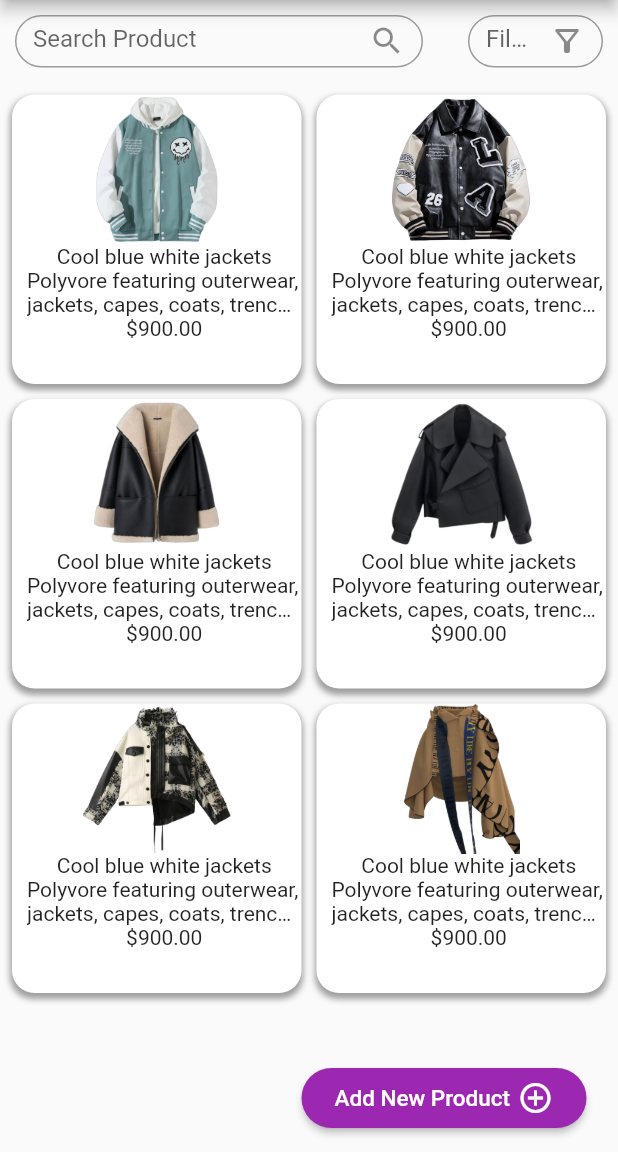
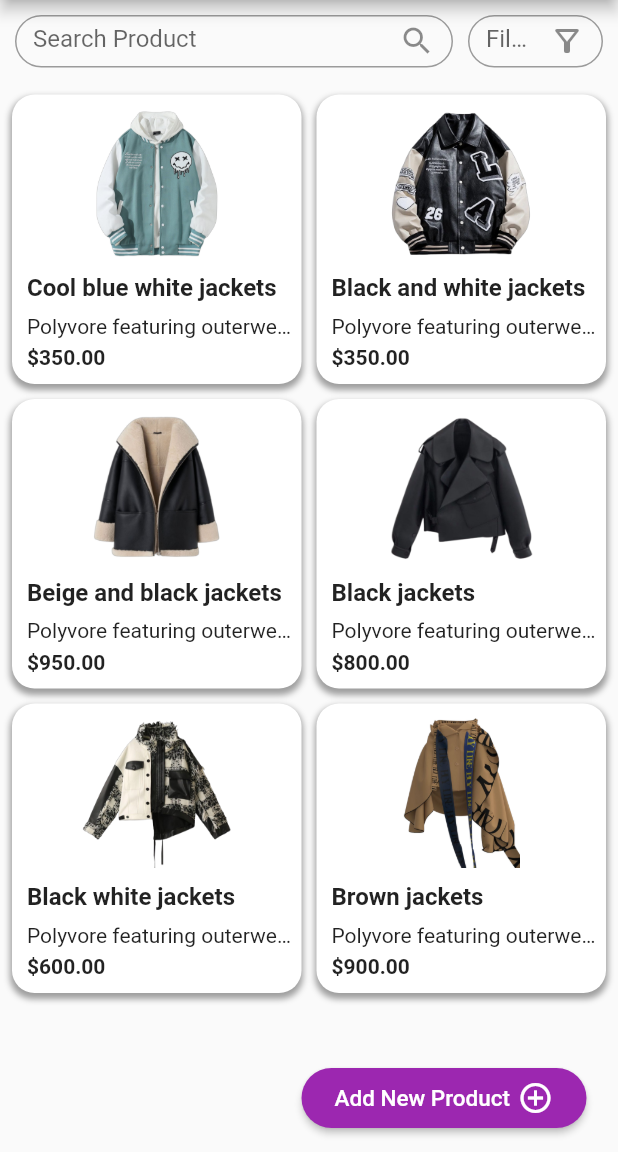
Before and after one commit to dheniraa/section7, a Flutter app: the screen it shows after launch, on a phone screen of 412 x 824 dp, the part 84-1236 px from its top. Run offline on Flutter 3.47's test engine with Material 2 defaults, Android fonts, the phone set to English and light mode, and no system bars; our stand-ins replace get, image_picker.

Commit message:
update progres

```diff
--- a/lib/app/modules/home/controllers/home_controller.dart
+++ b/lib/app/modules/home/controllers/home_controller.dart
@@ -1,4 +1,5 @@
 import 'package:get/get.dart';
+import 'package:section7/app/data/product_model.dart';
 
 class HomeController extends GetxController {
   var products = <Product>[].obs;
@@ -11,57 +12,57 @@ class HomeController extends GetxController {
       Product(
           id: 1,
           title: "Cool blue white jackets",
+          price: 350,
+          description:
+              "Polyvore featuring outerwear, jackets, capes, coats, trench cape, brown trench coat, trench coat cape, brown cape and burberry trenchcoat",
+          category: "Men's jackets",
+          image: "assets/images/1.png",
+          rating: Rating(rate: 4.0, count: 70)),
+      Product(
+          id: 2,
+          title: "Black and white jackets",
+          price: 350,
+          description:
+              "Polyvore featuring outerwear, jackets, capes, coats, trench cape, brown trench coat, trench coat cape, brown cape and burberry trenchcoat",
+          category: "Men's jackets",
+          image: "assets/images/2.png",
+          rating: Rating(rate: 4.0, count: 90)),
+      Product(
+          id: 3,
+          title: "Beige and black jackets",
+          price: 950,
+          description:
+              "Polyvore featuring outerwear, jackets, capes, coats, trench cape, brown trench coat, trench coat cape, brown cape and burberry trenchcoat",
+          category: "Women's jackets",
+          image: "assets/images/3.png",
+          rating: Rating(rate: 4.0, count: 50)),
+      Product(
+          id: 4,
+          title: "Black jackets",
+          price: 800,
+          description:
+              "Polyvore featuring outerwear, jackets, capes, coats, trench cape, brown trench coat, trench coat cape, brown cape and burberry trenchcoat",
+          category: "Women's jackets",
+          image: "assets/images/4.png",
+          rating: Rating(rate: 4.0, count: 65)),
+      Product(
+          id: 5,
+          title: "Black white jackets",
+          price: 600,
+          description:
+              "Polyvore featuring outerwear, jackets, capes, coats, trench cape, brown trench coat, trench coat cape, brown cape and burberry trenchcoat",
+          category: "Women's jackets",
+          image: "assets/images/5.png",
+          rating: Rating(rate: 4.0, count: 54)),
+      Product(
+          id: 6,
+          title: "Brown jackets",
           price: 900,
           description:
               "Polyvore featuring outerwear, jackets, capes, coats, trench cape, brown trench coat, trench coat cape, brown cape and burberry trenchcoat",
-          category: "women's",
-          image: "assets/images/1.png",
-          rating: Rating(rate: 4.0, count: 23)),
-      Product(
-          id: 2,
-          title: "Cool blue white jackets",
-          price: 900,
-          description:
-              "Polyvore featuring outerwear, jackets, capes, coats, trench cape, brown trench coat, trench coat cape, brown cape and burberry trenchcoat",
-          category: "women's",
-          image: "assets/images/2.png",
-          rating: Rating(rate: 4.0, count: 23)),
-      Product(
-          id: 3,
-          title: "Cool blue white jackets",
-          price: 900,
-          description:
-              "Polyvore featuring outerwear, jackets, capes, coats, trench cape, brown trench coat, trench coat cape, brown cape and burberry trenchcoat",
-          category: "women's",
-          image: "assets/images/3.png",
-          rating: Rating(rate: 4.0, count: 23)),
-      Product(
-          id: 4,
-          title: "Cool blue white jackets",
-          price: 900,
-          description:
-              "Polyvore featuring outerwear, jackets, capes, coats, trench cape, brown trench coat, trench coat cape, brown cape and burberry trenchcoat",
-          category: "women's",
-          image: "assets/images/4.png",
-          rating: Rating(rate: 4.0, count: 23)),
-      Product(
-          id: 5,
-          title: "Cool blue white jackets",
-          price: 900,
-          description:
-              "Polyvore featuring outerwear, jackets, capes, coats, trench cape, brown trench coat, trench coat cape, brown cape and burberry trenchcoat",
-          category: "women's",
-          image: "assets/images/5.png",
-          rating: Rating(rate: 4.0, count: 23)),
-      Product(
-          id: 6,
-          title: "Cool blue white jackets",
-          price: 900,
-          description:
-              "Polyvore featuring outerwear, jackets, capes, coats, trench cape, brown trench coat, trench coat cape, brown cape and burberry trenchcoat",
-          category: "women's",
+          category: "Women's jackets",
           image: "assets/images/6.png",
-          rating: Rating(rate: 4.0, count: 23)),
+          rating: Rating(rate: 4.0, count: 44)),
     ]);
   }
 
@@ -77,33 +78,3 @@ class HomeController extends GetxController {
 
   void increment() => count.value++;
 }
-
-class Product {
-  int id;
-  String title;
-  double price;
-  String description;
-  String category;
-  String image;
-  Rating rating;
-
-  Product({
-    this.id,
-    this.title,
-    this.price,
-    this.description,
-    this.category,
-    this.image,
-    this.rating,
-  });
-}
-
-class Rating {
-  double rate;
-  int count;
-
-  Rating({
-    this.rate,
-    this.count,
-  });
-}
--- a/lib/app/modules/home/views/home_view.dart
+++ b/lib/app/modules/home/views/home_view.dart
@@ -4,6 +4,7 @@ import 'package:flutter/material.dart';
 import 'package:get/get.dart';
 import 'package:section7/app/modules/product/views/product_view.dart';
 
+import '../../../routes/app_pages.dart';
 import '../controllers/home_controller.dart';
 
 class HomeView extends GetView<HomeController> {
@@ -47,9 +48,8 @@ class HomeView extends GetView<HomeController> {
                   ),
                 ),
               ),
-              SizedBox(width: 10),
               Container(
-                margin: EdgeInsets.all(10),
+                margin: EdgeInsets.only(right: 10),
                 height: 35,
                 width: 90,
                 child: TextField(
@@ -79,7 +79,12 @@ class HomeView extends GetView<HomeController> {
                 ),
                 itemBuilder: (context, index) {
                   final product = homeController.products[index];
-                  return Container(
+                  return GestureDetector(
+                    onTap: () {
+                      Get.toNamed(Routes.PRODUCT,
+                          arguments: controller.products[index]);
+                    },
+                    child: Container(
                       width: 100,
                       height: 300,
                       decoration: BoxDecoration(
@@ -95,33 +100,60 @@ class HomeView extends GetView<HomeController> {
                         ],
                       ),
                       child: Column(
+                        mainAxisAlignment: MainAxisAlignment.center,
                         children: [
-                        Container(
+                          Center(
+                            child: Container(
                               child: Image.asset(product.image ?? ''),
                               height: 100,
                               width: 100,
                             ),
-                        Padding(
+                          ),
+                          SizedBox(height: 10),
+                          Align(
+                            alignment: Alignment.centerLeft,
+                            child: Padding(
                               padding: const EdgeInsets.only(left: 10),
                               child: Text(
                                 product.title ?? '',
-                            style: TextStyle(overflow: TextOverflow.ellipsis),
+                                style: TextStyle(
+                                  fontWeight: FontWeight.bold,
+                                  fontSize: 16,
+                                  overflow: TextOverflow.ellipsis,
                                 ),
                               ),
-                        Padding(
+                            ),
+                          ),
+                          SizedBox(height: 8),
+                          Align(
+                            alignment: Alignment.centerLeft,
+                            child: Padding(
                               padding: const EdgeInsets.only(left: 10),
                               child: Text(
                                 product.description ?? '',
-                            style: TextStyle(overflow: TextOverflow.ellipsis),
-                            maxLines: 2,
+                                style: TextStyle(
+                                  overflow: TextOverflow.ellipsis,
+                                  // maxLines: 2,
                                 ),
                               ),
-                        Padding(
+                            ),
+                          ),
+                          SizedBox(height: 5),
+                          Align(
+                            alignment: Alignment.centerLeft,
+                            child: Padding(
                               padding: const EdgeInsets.only(left: 10),
                               child: Text(
-                              "\$${product.price?.toStringAsFixed(2) ?? 0}"),
+                                "\$${product.price?.toStringAsFixed(2) ?? 0}",
+                                style: TextStyle(
+                                  fontSize: 14,
+                                  fontWeight: FontWeight.bold,
+                                ),
+                              ),
+                            ),
                           ),
                         ],
+                      ),
                     ),
                   );
                 },
@@ -137,7 +169,7 @@ class HomeView extends GetView<HomeController> {
           height: 40,
           child: ElevatedButton(
             onPressed: () {
-              // Get.to(AddProductView());
+              Get.toNamed(Routes.ADD_PRODUCT);
             },
             child: Row(
               mainAxisSize: MainAxisSize.min,
--- a/lib/app/routes/app_pages.dart
+++ b/lib/app/routes/app_pages.dart
@@ -22,12 +22,12 @@ class AppPages {
     ),
     GetPage(
       name: _Paths.PRODUCT,
-      page: () => const ProductView(),
+      page: () => ProductView(),
       binding: ProductBinding(),
     ),
     GetPage(
       name: _Paths.ADD_PRODUCT,
-      page: () => const AddProductView(),
+      page: () => AddProductView(),
       binding: AddProductBinding(),
     ),
   ];
--- a/lib/app/routes/app_routes.dart
+++ b/lib/app/routes/app_routes.dart
@@ -6,6 +6,7 @@ abstract class Routes {
   static const HOME = _Paths.HOME;
   static const PRODUCT = _Paths.PRODUCT;
   static const ADD_PRODUCT = _Paths.ADD_PRODUCT;
+  static const DETAIL = _Paths.DETAIL;
 }
 
 abstract class _Paths {
@@ -13,4 +14,5 @@ abstract class _Paths {
   static const HOME = '/home';
   static const PRODUCT = '/product';
   static const ADD_PRODUCT = '/add-product';
+  static const DETAIL = '/detail';
 }
--- a/lib/main.dart
+++ b/lib/main.dart
@@ -1,5 +1,4 @@
 import 'package:flutter/material.dart';
-
 import 'package:get/get.dart';
 
 import 'app/routes/app_pages.dart';
--- a/pubspec.yaml
+++ b/pubspec.yaml
@@ -10,6 +10,7 @@ dependencies:
   get: 4.6.0
   flutter:
     sdk: flutter
+  image_picker: ^1.0.4
   google_fonts: ^4.0.4
 
 dev_dependencies:
```
Also changed, not shown: lib/app/data/product_model.dart (added, +52 -0 lines), lib/app/data/service_api.dart (added, +72 -0 lines), lib/app/modules/addProduct/views/add_product_view.dart (+44 -6 lines), lib/app/modules/product/views/product_view.dart (+61 -15 lines). Lines whose indentation alone changed are shown as unchanged.
